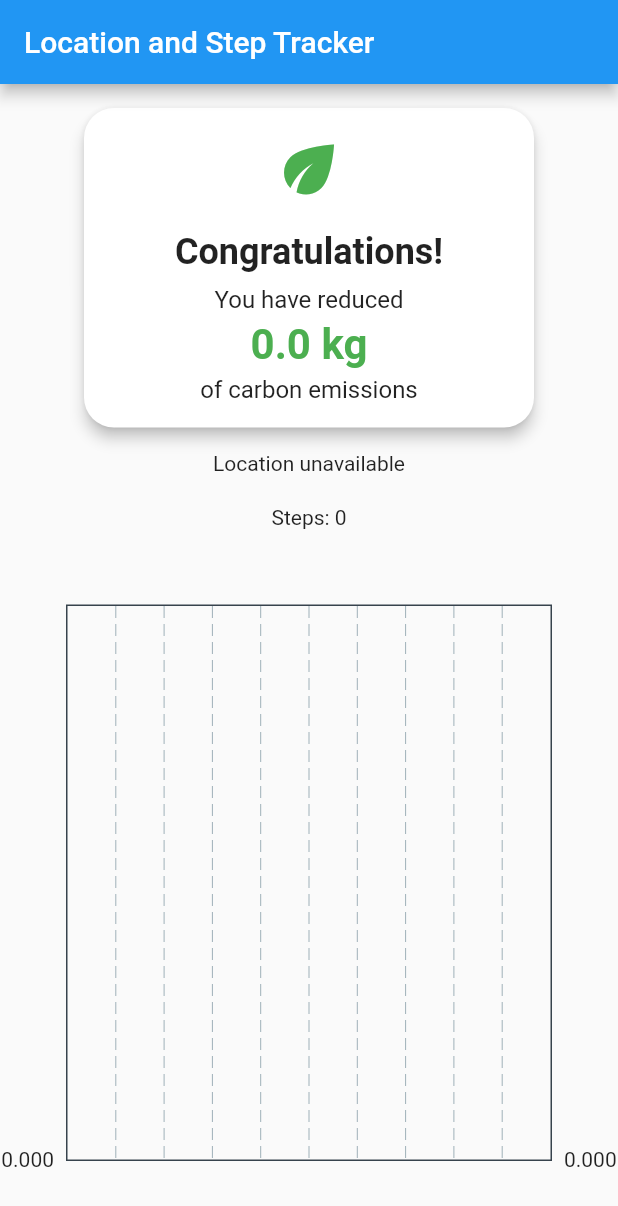
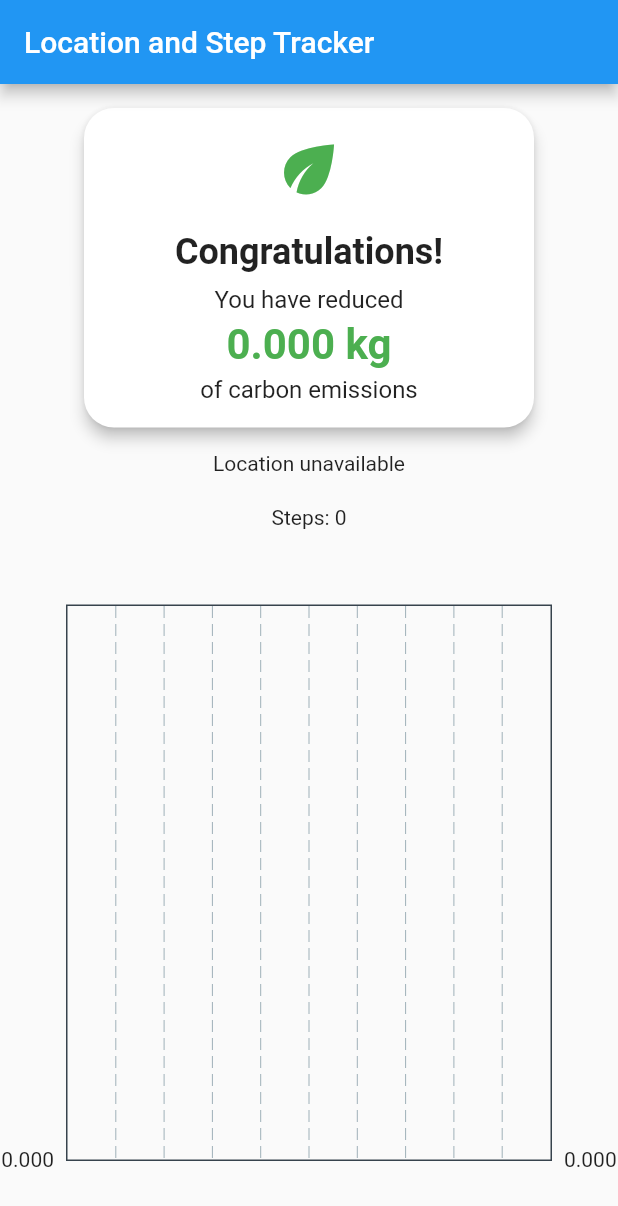
Before and after one commit to inamurahman/NoJam, a Flutter app: the screen it shows after launch, after a tap on "Continue", on a phone screen of 412 x 824 dp. Shown: the top 1206 px of the screen. Run offline on Flutter 3.47's test engine with Material 2 defaults, Android fonts, the phone set to English and light mode, and no system bars; drawn by our look-alikes of fl_chart; our stand-ins replace geolocator, pedometer, permission_handler, shared_preferences.

Commit message:
minute fixes

```diff
--- a/nojam/lib/get_details.dart
+++ b/nojam/lib/get_details.dart
@@ -4,6 +4,7 @@ import 'package:shared_preferences/shared_preferences.dart';
 import 'dart:convert';
 import 'dart:io';
 import 'package:nojam/home.dart';
+import 'package:nojam/my-globals.dart' as globals;
 
 /*
 void GetDetailPage() {
@@ -17,7 +18,7 @@ void GetDetailPage() {
 */
 
 class GetDetailPage extends StatelessWidget {
-  const GetDetailPage({super.key});
+  //const GetDetailPage({super.key});
 
   @override
   Widget build(BuildContext context) {
@@ -102,6 +103,12 @@ class _CarbonFootprintCalculatorState extends State<CarbonFootprintCalculator> {
                   */
                   // Call the method to save data to JSON here
                   saveValuesToJsonFile();
+                  globals.mileage = double.tryParse(mileage);
+                  globals.fuelType = selectedFuelType;
+                  globals.loginUser();
+                  // Example: When the user logs in successfully, set loggedIn to true and save it.
+
+
                 });
 
                 // Redirect to HomePage
--- a/nojam/lib/home.dart
+++ b/nojam/lib/home.dart
@@ -7,6 +7,7 @@ import 'package:path_provider/path_provider.dart';
   import 'package:fl_chart/fl_chart.dart';
   import 'package:permission_handler/permission_handler.dart';
   import 'get_details.dart'; // Import get_details.dart
+  import 'my-globals.dart' as globals;
 
   class StorageManager {
     Future<String> get downloadsPath async {
@@ -54,6 +55,7 @@ class StorageManager {
       return file.writeAsString('$amount');
     }
   }
+
 
   class DistanceChart extends StatelessWidget {
     final Map<String, dynamic> data;
@@ -116,7 +118,7 @@ class _LocationTrackerState extends State<LocationTracker> {
     Position? _previousPosition;
     final StorageManager storage = StorageManager();
     Map<String, dynamic> _weeklyData = {};
-  double _totalReduction = 0; // Store the total reduction
+    double _totalReduction = 0.0; // Store the total reduction
 
     Future<Map<String, dynamic>> loadValuesFromJsonFile() async {
       try {
@@ -143,15 +145,20 @@ class _LocationTrackerState extends State<LocationTracker> {
       loadValuesFromJsonFile().then((values) {
         setState(() {
           mileage = values['mileage'];
+          globals.mileage = mileage;
           selectedFuelType = values['selectedFuelType'];
+          globals.fuelType = selectedFuelType;
         });
       });
       // Load the total reduction when initializing the state
       storage.readTotalReduction().then((reduction) {
+        if (reduction != null && !reduction.isInfinite) {
           setState(() {
             _totalReduction = reduction;
           });
+        }
       });
+
     }
 
     void _checkLocationPermission() async {
@@ -206,6 +213,8 @@ class _LocationTrackerState extends State<LocationTracker> {
 
           _totalDistance += distance;
 
+
+
           String today = DateTime.now().toIso8601String().split('T')[0];
           storage.readData().then((data) {
             if (!data.containsKey(today)) {
@@ -219,8 +228,9 @@ class _LocationTrackerState extends State<LocationTracker> {
             });
           });
 
+
           // Calculate the total reduction when tracking location
-        double totalReduction = calculateTotalReduction(mileage, selectedFuelType);
+          double totalReduction = calculateTotalReduction(globals.mileage ?? 10, globals.fuelType ?? 'Petrol');
           _storeTotalReduction(totalReduction);
         }
 
@@ -237,6 +247,11 @@ class _LocationTrackerState extends State<LocationTracker> {
     }
 
     void _startTrackingSteps() {
+  setState(() {
+    _totalSteps = 0; // Reset the step count to 0
+    _stepCount = 'Steps: 0';
+  });
+
   Pedometer.stepCountStream.listen((StepCount event) {
     setState(() {
       _totalSteps = event.steps;
@@ -245,7 +260,10 @@ class _LocationTrackerState extends State<LocationTracker> {
   }, onError: (error) {
     print("Error in step count: $error");
   });
+
+  // Optionally, you can also save the reset step count to a file or storage here.
 }
+
 
     double calculateCarbonFootprint(double distance, double mileage, String fuelType) {
       // Check if distance, mileage, or emissionsFactor is Infinity or NaN
@@ -263,27 +281,29 @@ class _LocationTrackerState extends State<LocationTracker> {
       return (distance / mileage) * emissionsFactor;
     }
 
-  double calculateTotalReduction(mileage, fuelType) {
-    double totalReduction = 0.21;
+    double calculateTotalReduction(double mileage, String selectedFuelType) {
+      double totalReduction = 0.0;
       _weeklyData.forEach((date, data) {
         double walkingDistance = data['walking'] ?? 0.0;
         double cyclingDistance = data['cycling'] ?? 0.0;
-      double reduction = calculateCarbonFootprint(walkingDistance+cyclingDistance, mileage, fuelType);
+        double reduction = footprintReduction(
+          walkingDistance + cyclingDistance, // Total distance for the day
+          walkingDistance, // Distance walked
+          cyclingDistance, // Distance cycled
+          mileage ?? 0.0, // Mileage (km/L) of the car
+          selectedFuelType ?? 'Petrol', // Fuel type of the car
+        );
         totalReduction += reduction;
       });
       return totalReduction;
     }
 
-
-
     void _storeTotalReduction(double totalReduction) async {
-   // Round up to the next higher integer
     await storage.writeTotalReduction(totalReduction);
     setState(() {
       _totalReduction = totalReduction;
     });
   }
-
 
     @override
     Widget build(BuildContext context) {
@@ -293,7 +313,7 @@ class _LocationTrackerState extends State<LocationTracker> {
         ),
         body: Column(
           children: [
-          FuturisticCarbonFootprintCard(reductionAmount: _totalReduction),
+            FuturisticCarbonFootprintCard(reductionAmount: _totalReduction.toStringAsFixed(3)),
             Expanded(
               child: Center(
                 child: Column(
@@ -323,19 +343,14 @@ double calculateCarbonFootprint(double distance, double mileage, String fuelType
       return 0.0; // Handle the case where inputs are not valid
     }
 
-  double emissionsFactor = 3;
-  if (fuelType == 'Petrol') {
-    emissionsFactor = 2.2;
-  } else {
-    emissionsFactor = 2.8;
-  }
+    double emissionsFactor = (fuelType == 'Petrol') ? 2.2 : 2.8;
 
     // Check if emissionsFactor is Infinity or NaN
     if (emissionsFactor.isInfinite || emissionsFactor.isNaN) {
       return 0.0; // Handle the case where emissionsFactor is not valid
     }
 
-  return (distance / mileage) * emissionsFactor;
+    return (distance / (mileage*1000)) * emissionsFactor;
   }
 
   double footprintReduction(
@@ -345,33 +360,12 @@ double footprintReduction(
     double mileage,
     String carFuelType,
   ) {
-  // Calculate the carbon footprint of the car based on fuel type
-  double carCarbonFootprintPerUnitDistance =
-      calculateCarbonFootprint(1.0, mileage, carFuelType);
-
-  // Calculate the total carbon footprint of walking and cycling
-  double walkingCyclingCarbonFootprint =
-      calculateCarbonFootprint((walkingDistance + cyclingDistance), mileage, carFuelType);
-
-  // Handle cases where values are Infinity or NaN
-  if (totalDistance.isInfinite || totalDistance.isNaN) {
-    // Handle the case where totalDistance is Infinity or NaN
-    return 0.0; // You can use a default value or handle it as needed
-  }
-  /*
-  if (walkingCyclingCarbonFootprint.isInfinite || walkingCyclingCarbonFootprint.isNaN) {
-    // Handle the case where walkingCyclingCarbonFootprint is Infinity or NaN
-    return 0.0; // You can use a default value or handle it as needed
-  }
-  */
-  // Calculate the reduction by subtracting walking and cycling carbon footprint
-  // from the total carbon footprint
     double reduction =calculateCarbonFootprint((walkingDistance + cyclingDistance), mileage, carFuelType);
     return reduction;
   }
 
   class FuturisticCarbonFootprintCard extends StatelessWidget {
-  final double reductionAmount;
+    final String reductionAmount;
 
     FuturisticCarbonFootprintCard({required this.reductionAmount});
 
--- a/nojam/lib/main.dart
+++ b/nojam/lib/main.dart
@@ -2,6 +2,7 @@
 import 'package:nojam/get_details.dart'; // Import GetDetailPage from get_details.dart
 import 'package:nojam/home.dart';
 import 'dart:io';
+import 'package:nojam/my-globals.dart'; // Import the modified globals.dart file
 
 void main() {
   runApp(MyApp());
@@ -10,15 +11,7 @@
 class MyApp extends StatelessWidget {
   @override
   Widget build(BuildContext context) {
-    return MaterialApp(
-      home: FutureBuilder<bool>(
-        future: checkDetailsFile(),
-        builder: (context, snapshot) {
-          if (snapshot.connectionState == ConnectionState.done) {
-            final bool detailsExist = snapshot.data ?? false;
-
-            // Determine which page to navigate to based on file existence
-            final initialRoute = detailsExist ? '/home' : '/getDetail';
+    final initialRoute = loggedIn ? '/home' : '/getDetail'; // Determine the initial route based on loggedIn
 
     return MaterialApp(
       initialRoute: initialRoute, // Set the initial route
@@ -28,13 +21,7 @@
       },
       debugShowCheckedModeBanner: false,
     );
-          } else {
-            // Handle loading state here if needed
-            return CircularProgressIndicator(); // Replace with appropriate widget
   }
-        },
-      ),
-    );
 }
 
 Future<bool> checkDetailsFile() async {
@@ -42,4 +29,3 @@
   final file = File('your_detail.json');
   return await file.exists();
 }
-}
--- /dev/null
+++ b/nojam/lib/my-globals.dart
@@ -0,0 +1,29 @@
+library globals;
+
+import 'package:shared_preferences/shared_preferences.dart';
+
+bool loggedIn = false;
+double? mileage;
+String? fuelType;
+
+void loginUser() {
+    loggedIn = true;
+    saveGlobalsToPrefs();
+    // Other login logic...
+}
+
+// Function to save globals data
+Future<void> saveGlobalsToPrefs() async {
+  final prefs = await SharedPreferences.getInstance();
+  prefs.setBool('loggedIn', loggedIn);
+  prefs.setDouble('mileage', mileage ?? 0.0); // Provide a default value if mileage is null
+  prefs.setString('fuelType', fuelType ?? ''); // Provide a default value if fuelType is null
+}
+
+// Function to load globals data
+Future<void> loadGlobalsFromPrefs() async {
+  final prefs = await SharedPreferences.getInstance();
+  loggedIn = prefs.getBool('loggedIn') ?? false;
+  mileage = prefs.getDouble('mileage');
+  fuelType = prefs.getString('fuelType');
+}
```
Lines whose indentation alone changed are shown as unchanged.
